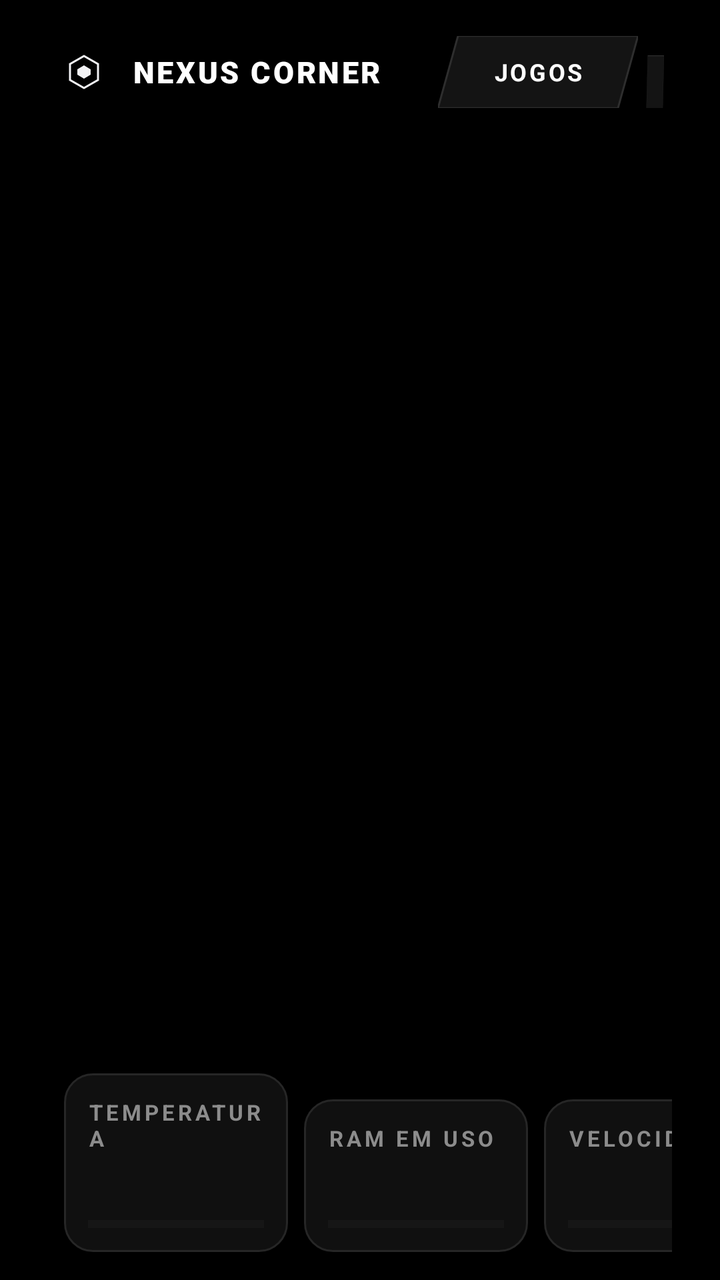
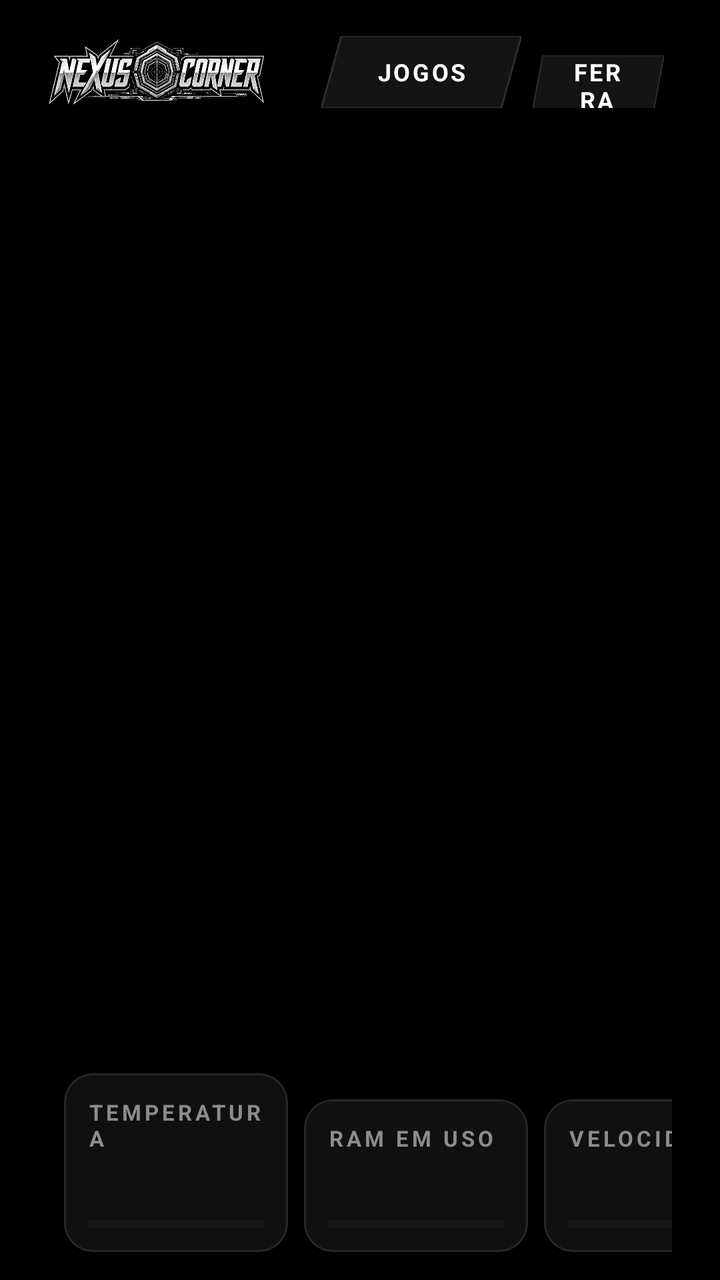

Compare the two renders of this Android layout. The source of the first and the diff that turns it into the second are given below.
<!-- AndroidManifest.xml: application theme App -->
<!-- res/layout/activity_main.xml -->
<?xml version="1.0" encoding="utf-8"?>
<LinearLayout xmlns:android="http://schemas.android.com/apk/res/android" android:layout_width="match_parent" android:layout_height="match_parent" android:orientation="vertical" android:paddingStart="24dp" android:paddingEnd="24dp" android:paddingTop="12dp" android:paddingBottom="14dp">
    <LinearLayout android:layout_width="match_parent" android:layout_height="48dp" android:gravity="center_vertical">
        <ImageView android:layout_width="36dp" android:layout_height="36dp" android:src="@drawable/ic_fg"/>
        <TextView android:layout_width="wrap_content" android:layout_height="wrap_content" android:layout_marginStart="6dp" android:text="NEXUS CORNER" android:textColor="@color/text" android:textSize="15sp" android:fontFamily="sans-serif-black" android:letterSpacing="0.08"/>
        <LinearLayout android:layout_width="wrap_content" android:layout_height="wrap_content" android:layout_marginStart="28dp">
            <TextView android:id="@+id/tabGames" style="@style/Tab" android:text="JOGOS"/>
            <TextView android:id="@+id/tabTools" style="@style/Tab" android:text="FERRAMENTAS"/>
            <TextView android:id="@+id/tabInfo" style="@style/Tab" android:text="TERMOS"/>
        </LinearLayout>
        <View android:layout_width="0dp" android:layout_height="1dp" android:layout_weight="1"/>
        <TextView android:id="@+id/tvBatV" android:layout_width="wrap_content" android:layout_height="wrap_content" android:layout_marginEnd="14dp" android:textColor="@color/text" android:textSize="13sp" android:fontFamily="sans-serif-medium"/>
        <TextClock android:layout_width="wrap_content" android:layout_height="wrap_content" android:layout_marginEnd="14dp" android:format12Hour="hh:mm a" android:format24Hour="HH:mm" android:textColor="@color/muted" android:textSize="13sp"/>
        <ImageView android:id="@+id/btnPower" android:layout_width="40dp" android:layout_height="40dp" android:padding="10dp" android:src="@drawable/ic_power" android:background="@drawable/icon_btn" android:contentDescription="Sair"/>
    </LinearLayout>
    <FrameLayout android:layout_width="match_parent" android:layout_height="0dp" android:layout_weight="1">
        <LinearLayout android:id="@+id/panelGames" android:layout_width="match_parent" android:layout_height="match_parent" android:orientation="vertical">
            <HorizontalScrollView android:layout_width="match_parent" android:layout_height="128dp" android:layout_marginTop="14dp" android:scrollbars="none">
                <LinearLayout android:id="@+id/carousel" android:layout_width="wrap_content" android:layout_height="match_parent" android:orientation="horizontal" android:gravity="center_vertical"/>
            </HorizontalScrollView>
            <LinearLayout android:layout_width="match_parent" android:layout_height="0dp" android:layout_weight="1" android:gravity="bottom" android:layout_marginTop="10dp">
                <LinearLayout android:layout_width="0dp" android:layout_height="wrap_content" android:layout_weight="1" android:orientation="vertical">
                    <TextView android:id="@+id/tvGame" android:layout_width="match_parent" android:layout_height="wrap_content" android:maxLines="1" android:ellipsize="end" android:textColor="@color/text" android:textSize="24sp" android:fontFamily="sans-serif-black"/>
                    <TextView android:id="@+id/tvPkg" android:layout_width="match_parent" android:layout_height="wrap_content" android:maxLines="1" android:ellipsize="end" android:textColor="@color/muted" android:textSize="11sp"/>
                    <LinearLayout android:layout_width="wrap_content" android:layout_height="wrap_content" android:layout_marginTop="12dp" android:gravity="center_vertical">
                        <TextView android:id="@+id/btnStart" android:layout_width="170dp" android:layout_height="46dp" android:gravity="center" android:text="INICIAR" android:textColor="@color/bg" android:textSize="14sp" android:textStyle="bold" android:letterSpacing="0.2" android:background="@drawable/para_white"/>
                        <ImageView android:id="@+id/btnGrid" android:layout_width="46dp" android:layout_height="46dp" android:layout_marginStart="10dp" android:padding="13dp" android:src="@drawable/ic_grid" android:background="@drawable/icon_btn" android:contentDescription="Perfil do jogo"/>
                    </LinearLayout>
                </LinearLayout>
                <LinearLayout style="@style/Tile"><TextView style="@style/Label" android:text="TEMPERATURA"/><TextView android:id="@+id/tvTemp" style="@style/TileVal"/><ProgressBar android:id="@+id/pbTemp" style="?android:attr/progressBarStyleHorizontal" android:layout_width="match_parent" android:layout_height="4dp" android:layout_marginTop="8dp" android:max="60" android:progressTint="@color/text" android:progressBackgroundTint="@color/line"/></LinearLayout>
                <LinearLayout style="@style/Tile"><TextView style="@style/Label" android:text="RAM EM USO"/><TextView android:id="@+id/tvRam" style="@style/TileVal"/><ProgressBar android:id="@+id/pbRam" style="?android:attr/progressBarStyleHorizontal" android:layout_width="match_parent" android:layout_height="4dp" android:layout_marginTop="8dp" android:max="100" android:progressTint="@color/text" android:progressBackgroundTint="@color/line"/></LinearLayout>
                <LinearLayout style="@style/Tile"><TextView style="@style/Label" android:text="VELOCIDADE"/><TextView android:id="@+id/tvCpu" style="@style/TileVal"/><ProgressBar android:id="@+id/pbCpu" style="?android:attr/progressBarStyleHorizontal" android:layout_width="match_parent" android:layout_height="4dp" android:layout_marginTop="8dp" android:max="3500" android:progressTint="@color/text" android:progressBackgroundTint="@color/line"/></LinearLayout>
            </LinearLayout>
        </LinearLayout>
        <ScrollView android:id="@+id/panelTools" android:layout_width="match_parent" android:layout_height="match_parent" android:visibility="gone" android:scrollbars="none">
            <LinearLayout style="@style/Card" android:layout_marginTop="14dp">
                <TextView style="@style/Label" android:text="OTIMIZAÇÃO · SHIZUKU"/>
                <LinearLayout android:layout_width="match_parent" android:layout_height="wrap_content" android:layout_marginTop="12dp" android:gravity="center_vertical">
                    <View android:id="@+id/dotSh" android:layout_width="10dp" android:layout_height="10dp" android:background="@drawable/dot"/>
                    <TextView android:id="@+id/tvShizuku" android:layout_width="wrap_content" android:layout_height="wrap_content" android:layout_marginStart="10dp" android:textColor="@color/text" android:textSize="15sp" android:fontFamily="sans-serif-medium"/>
                </LinearLayout>
                <Button android:id="@+id/btnShizuku" style="@style/BtnPrimary" android:layout_marginTop="14dp"/>
                <Button android:id="@+id/btnClean" style="@style/Btn" android:text="Liberar RAM"/>
                <Button android:id="@+id/btnRestore" style="@style/Btn" android:text="Restaurar tela padrão"/>
                <Switch android:id="@+id/swHud" android:layout_width="match_parent" android:layout_height="48dp" android:layout_marginTop="14dp" android:text="Monitor dentro do jogo" android:textColor="@color/text" android:textSize="14sp"/>
                <LinearLayout android:layout_width="match_parent" android:layout_height="wrap_content"><CheckBox android:id="@+id/cbCpu" android:layout_width="0dp" android:layout_height="wrap_content" android:layout_weight="1" android:text="CPU" android:textColor="@color/text" android:textSize="12sp" android:buttonTint="@color/text"/><CheckBox android:id="@+id/cbRam" android:layout_width="0dp" android:layout_height="wrap_content" android:layout_weight="1" android:text="RAM" android:textColor="@color/text" android:textSize="12sp" android:buttonTint="@color/text"/><CheckBox android:id="@+id/cbTemp" android:layout_width="0dp" android:layout_height="wrap_content" android:layout_weight="1" android:text="Temp." android:textColor="@color/text" android:textSize="12sp" android:buttonTint="@color/text"/><CheckBox android:id="@+id/cbFps" android:layout_width="0dp" android:layout_height="wrap_content" android:layout_weight="1" android:text="FPS" android:textColor="@color/text" android:textSize="12sp" android:buttonTint="@color/text"/><CheckBox android:id="@+id/cbClock" android:layout_width="0dp" android:layout_height="wrap_content" android:layout_weight="1" android:text="Hora" android:textColor="@color/text" android:textSize="12sp" android:buttonTint="@color/text"/></LinearLayout>
                <TextView android:layout_width="wrap_content" android:layout_height="wrap_content" android:layout_marginTop="10dp" android:text="Ao jogar, um botão flutuante abre atalhos: não perturbar, travar rotação e brilho, mostrar toques, screenshot e liberar RAM. Tudo volta ao normal quando o monitor fecha." android:textColor="@color/muted" android:textSize="11sp"/>
            </LinearLayout>
        </ScrollView>
        <LinearLayout android:id="@+id/panelInfo" android:layout_width="match_parent" android:layout_height="match_parent" android:orientation="vertical" android:visibility="gone" android:gravity="center">
            <TextView android:layout_width="wrap_content" android:layout_height="wrap_content" android:text="Nexus Corner" android:textColor="@color/text" android:textSize="22sp" android:fontFamily="sans-serif-black"/>
            <TextView android:layout_width="wrap_content" android:layout_height="wrap_content" android:layout_marginTop="4dp" android:text="Versão 1.6.0 · app independente" android:textColor="@color/muted" android:textSize="12sp"/>
            <Button android:id="@+id/btnTerms" style="@style/Btn" android:layout_width="320dp" android:layout_marginTop="18dp" android:text="Termos, privacidade e direitos autorais"/>
        </LinearLayout>
    </FrameLayout>
</LinearLayout>
<!-- resources referenced by this layout -->
<resources>
  <color name="bg">#000000</color>
  <color name="line">#262626</color>
  <color name="muted">#8C8C8C</color>
  <color name="text">#FFFFFF</color>
  <!-- drawable dot (drawable) -->
  <shape xmlns:android="http://schemas.android.com/apk/res/android" android:shape="oval"><solid android:color="#FFFFFF"/></shape>
  <!-- drawable ic_fg (drawable) -->
  <vector xmlns:android="http://schemas.android.com/apk/res/android" android:width="108dp" android:height="108dp" android:viewportWidth="108" android:viewportHeight="108">
      <path android:pathData="M54,30 L75,42 L75,66 L54,78 L33,66 L33,42 Z" android:strokeColor="#F2F2F5" android:strokeWidth="3" android:fillColor="#00000000"/>
      <path android:pathData="M54,44 L64,50 L64,58 L54,64 L44,58 L44,50 Z" android:fillColor="#F2F2F5"/>
  </vector>
  <!-- drawable icon_btn (drawable) -->
  <ripple xmlns:android="http://schemas.android.com/apk/res/android" android:color="#33FFFFFF"><item><shape android:shape="oval"><solid android:color="#141414"/><stroke android:width="1dp" android:color="#262626"/></shape></item></ripple>
  <style name="BtnPrimary" parent="Btn">
          <item name="android:textColor">@color/bg</item><item name="android:background">@drawable/btn_primary</item>
      </style>
  <style name="Label">
          <item name="android:layout_width">wrap_content</item><item name="android:layout_height">wrap_content</item>
          <item name="android:textSize">11sp</item><item name="android:textStyle">bold</item>
          <item name="android:letterSpacing">0.15</item><item name="android:textColor">@color/muted</item>
      </style>
  <style name="App" parent="@android:style/Theme.Material.NoActionBar">
          <item name="android:windowBackground">@drawable/bg_main</item>
          <item name="android:statusBarColor">@color/bg</item>
          <item name="android:navigationBarColor">@color/bg</item>
          <item name="android:colorAccent">@color/text</item>
      </style>
  <!-- drawable btn_outline (drawable) -->
  <ripple xmlns:android="http://schemas.android.com/apk/res/android" android:color="#33FFFFFF"><item><shape><solid android:color="#00000000"/><corners android:radius="16dp"/><stroke android:width="1dp" android:color="#3A3A3A"/></shape></item></ripple>
  <!-- drawable btn_primary (drawable) -->
  <ripple xmlns:android="http://schemas.android.com/apk/res/android" android:color="#33000000"><item><shape><solid android:color="#FFFFFF"/><corners android:radius="16dp"/></shape></item></ripple>
  <!-- drawable card (drawable) -->
  <shape xmlns:android="http://schemas.android.com/apk/res/android"><solid android:color="#0E0E0E"/><corners android:radius="22dp"/><stroke android:width="1dp" android:color="#262626"/></shape>
  <!-- drawable tab_bg (drawable) -->
  <selector xmlns:android="http://schemas.android.com/apk/res/android"><item android:state_selected="true" android:drawable="@drawable/para_white"/><item android:drawable="@drawable/para_dark"/></selector>
  <!-- drawable tile_dark (drawable) -->
  <shape xmlns:android="http://schemas.android.com/apk/res/android"><solid android:color="#101010"/><corners android:radius="14dp"/><stroke android:width="1dp" android:color="#262626"/></shape>
  <!-- drawable bg_main (drawable) -->
  <shape xmlns:android="http://schemas.android.com/apk/res/android"><solid android:color="#000000"/></shape>
  <!-- drawable para_dark (drawable) -->
  <vector xmlns:android="http://schemas.android.com/apk/res/android" android:width="100dp" android:height="40dp" android:viewportWidth="100" android:viewportHeight="40"><path android:pathData="M10,0 L100,0 L90,40 L0,40 Z" android:fillColor="#141414" android:strokeColor="#2E2E2E" android:strokeWidth="1"/></vector>
  <!-- unchanged entries left out for length: 8 -->
</resources>

<!-- the commit's change to res/layout/activity_main.xml (unified diff, before → after) -->
@@ -1,8 +1,7 @@
 <?xml version="1.0" encoding="utf-8"?>
 <LinearLayout xmlns:android="http://schemas.android.com/apk/res/android" android:layout_width="match_parent" android:layout_height="match_parent" android:orientation="vertical" android:paddingStart="24dp" android:paddingEnd="24dp" android:paddingTop="12dp" android:paddingBottom="14dp">
     <LinearLayout android:layout_width="match_parent" android:layout_height="48dp" android:gravity="center_vertical">
-        <ImageView android:layout_width="36dp" android:layout_height="36dp" android:src="@drawable/ic_fg"/>
-        <TextView android:layout_width="wrap_content" android:layout_height="wrap_content" android:layout_marginStart="6dp" android:text="NEXUS CORNER" android:textColor="@color/text" android:textSize="15sp" android:fontFamily="sans-serif-black" android:letterSpacing="0.08"/>
+        <ImageView android:layout_width="wrap_content" android:layout_height="34dp" android:adjustViewBounds="true" android:src="@drawable/logo"/>
         <LinearLayout android:layout_width="wrap_content" android:layout_height="wrap_content" android:layout_marginStart="28dp">
             <TextView android:id="@+id/tabGames" style="@style/Tab" android:text="JOGOS"/>
             <TextView android:id="@+id/tabTools" style="@style/Tab" android:text="FERRAMENTAS"/>
@@ -49,7 +48,7 @@
         </ScrollView>
         <LinearLayout android:id="@+id/panelInfo" android:layout_width="match_parent" android:layout_height="match_parent" android:orientation="vertical" android:visibility="gone" android:gravity="center">
             <TextView android:layout_width="wrap_content" android:layout_height="wrap_content" android:text="Nexus Corner" android:textColor="@color/text" android:textSize="22sp" android:fontFamily="sans-serif-black"/>
-            <TextView android:layout_width="wrap_content" android:layout_height="wrap_content" android:layout_marginTop="4dp" android:text="Versão 1.6.0 · app independente" android:textColor="@color/muted" android:textSize="12sp"/>
+            <TextView android:layout_width="wrap_content" android:layout_height="wrap_content" android:layout_marginTop="4dp" android:text="Versão 1.7.0 · app independente" android:textColor="@color/muted" android:textSize="12sp"/>
             <Button android:id="@+id/btnTerms" style="@style/Btn" android:layout_width="320dp" android:layout_marginTop="18dp" android:text="Termos, privacidade e direitos autorais"/>
         </LinearLayout>
     </FrameLayout>
<!-- resource entries referenced after the edit -->
@@ -6,13 +6,9 @@
   <color name="text">#FFFFFF</color>
   <!-- drawable dot (drawable) -->
   <shape xmlns:android="http://schemas.android.com/apk/res/android" android:shape="oval"><solid android:color="#FFFFFF"/></shape>
-  <!-- drawable ic_fg (drawable) -->
-  <vector xmlns:android="http://schemas.android.com/apk/res/android" android:width="108dp" android:height="108dp" android:viewportWidth="108" android:viewportHeight="108">
-      <path android:pathData="M54,30 L75,42 L75,66 L54,78 L33,66 L33,42 Z" android:strokeColor="#F2F2F5" android:strokeWidth="3" android:fillColor="#00000000"/>
-      <path android:pathData="M54,44 L64,50 L64,58 L54,64 L44,58 L44,50 Z" android:fillColor="#F2F2F5"/>
-  </vector>
   <!-- drawable icon_btn (drawable) -->
   <ripple xmlns:android="http://schemas.android.com/apk/res/android" android:color="#33FFFFFF"><item><shape android:shape="oval"><solid android:color="#141414"/><stroke android:width="1dp" android:color="#262626"/></shape></item></ripple>
+  <!-- drawable logo: webp bitmap (drawable-nodpi, 45482 bytes) -->
   <style name="BtnPrimary" parent="Btn">
           <item name="android:textColor">@color/bg</item><item name="android:background">@drawable/btn_primary</item>
       </style>
